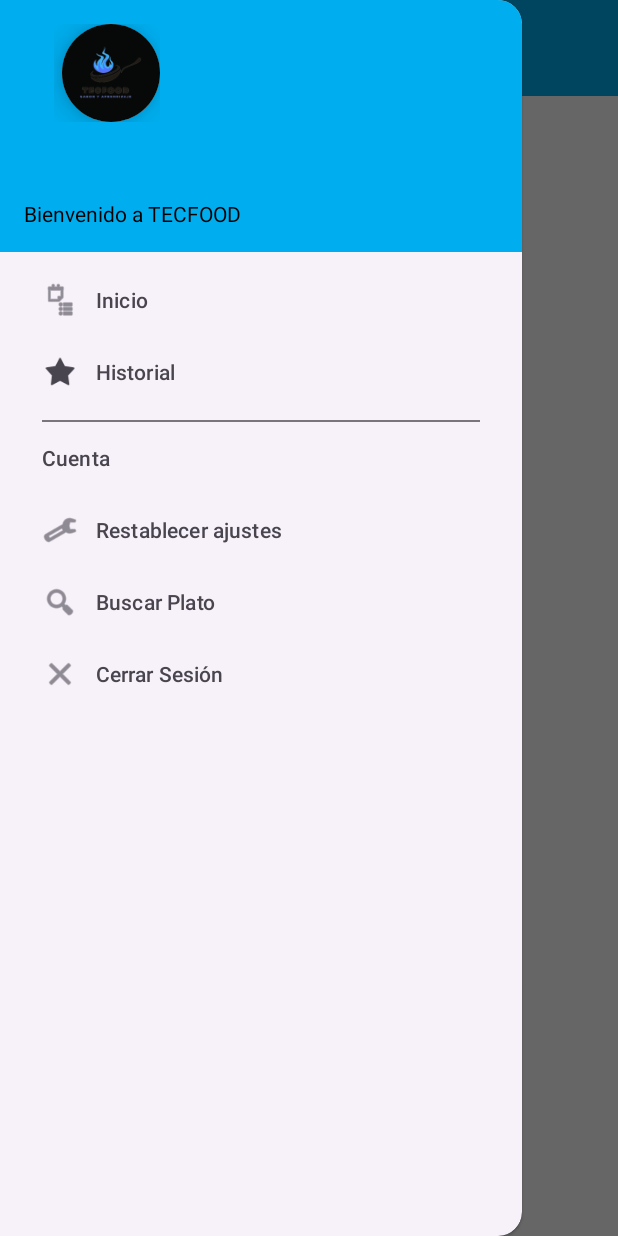
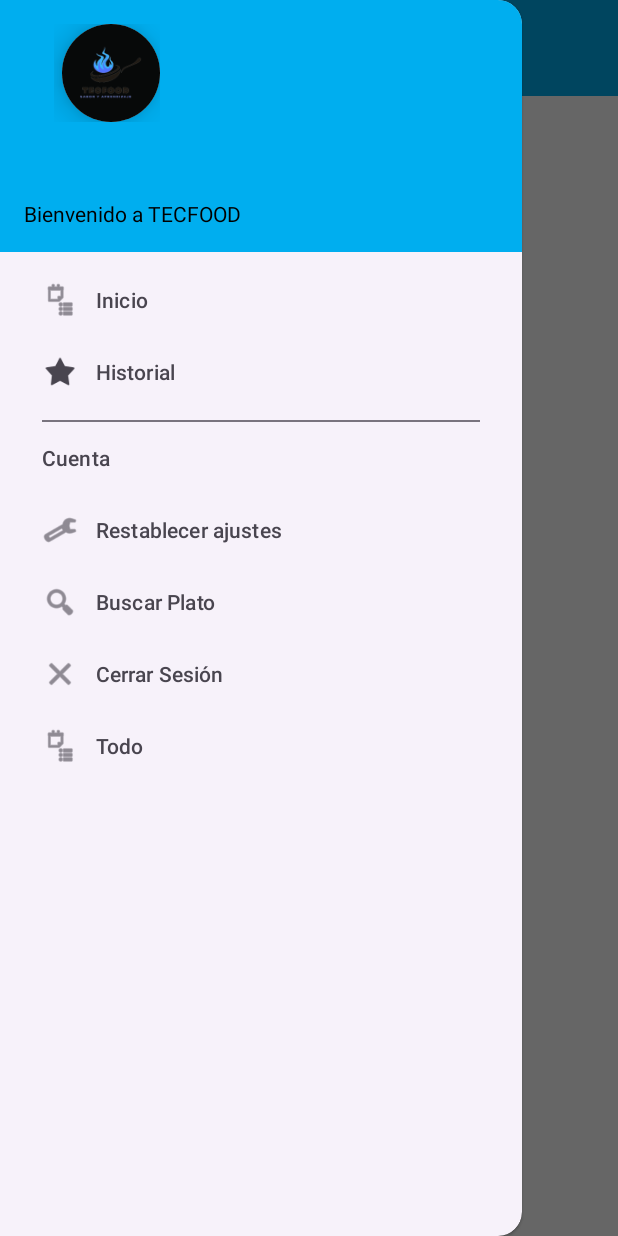
Before and after one commit to EGUERREROP0/C24_4_2024-1_G4B_TecFood-Movil, an Android app: the screen it shows after launch once a user with an empty profile is signed in (MainActivity), with the side drawer open, on a phone screen of 412 x 824 dp. Run offline under Robolectric (Android 15) with nearby library versions, the phone set to English and light mode, and no system bars; our stand-ins replace Firebase (no records; nobody signed in at launch, a user with empty details on screens opened directly); libraries missing offline, so code that uses them is left out: com.rommansabbir.animationx; 1 statement that could not run was skipped.

Commit message:
New Changes

```diff
--- a/app/build.gradle
+++ b/app/build.gradle
@@ -36,8 +36,8 @@ android {
     kotlinOptions {
         jvmTarget = '1.8'
     }
-    buildFeatures {
-        viewBinding true
+    viewBinding{
+        enable = true
     }
 }
 
--- a/app/src/main/java/com/guerrero/erminio/tecfood/data/ApiService.kt
+++ b/app/src/main/java/com/guerrero/erminio/tecfood/data/ApiService.kt
@@ -1,14 +1,19 @@
 package com.guerrero.erminio.tecfood.data
 
+import com.guerrero.erminio.tecfood.ui.all.ResponseAllDish
 import com.guerrero.erminio.tecfood.ui.search.DishItemResponse
 import com.guerrero.erminio.tecfood.ui.search.ResponseDish
 import retrofit2.Response
 import retrofit2.http.GET
 import retrofit2.http.Path
+import retrofit2.http.Query
 
 interface ApiService {
 
     @GET("99c980fdccf958f2706484aab4eb351c/search/{name}")
 
     suspend fun getDish(@Path("name") dishName: String): Response<ResponseDish>
+
+    @GET("categories.php")
+    suspend fun getPokemon(@Query("limit") limit: Int): Response<ResponseAllDish>
 }
--- a/app/src/main/java/com/guerrero/erminio/tecfood/ui/home/MainActivity.kt
+++ b/app/src/main/java/com/guerrero/erminio/tecfood/ui/home/MainActivity.kt
@@ -11,28 +11,32 @@ import androidx.appcompat.app.AppCompatActivity
 import androidx.core.view.GravityCompat
 import androidx.drawerlayout.widget.DrawerLayout
 import androidx.navigation.NavController
-import androidx.navigation.fragment.NavHostFragment
-import androidx.navigation.ui.setupWithNavController
 import com.google.android.material.navigation.NavigationView
 import com.google.firebase.auth.FirebaseAuth
 import com.guerrero.erminio.tecfood.LoginActivity
 import com.guerrero.erminio.tecfood.LoginActivity.Companion.useremail
 import com.guerrero.erminio.tecfood.R
 import com.guerrero.erminio.tecfood.TermsActivity
-import com.guerrero.erminio.tecfood.databinding.ActivityMainBinding
+import com.guerrero.erminio.tecfood.ui.all.DishAllActivity
 import com.guerrero.erminio.tecfood.ui.search.DishListActivity
+import retrofit2.Retrofit
+
 
 class MainActivity : AppCompatActivity(), NavigationView.OnNavigationItemSelectedListener  {
 
-    private  lateinit var  navController: NavController
+    private lateinit var navController: NavController
     private lateinit var drawer: DrawerLayout
+
     //Implememntacion de viewBinding
-    private lateinit var binding: ActivityMainBinding
+    // private lateinit var binding: ActivityMainBinding
+    private lateinit var retrofit: Retrofit
+
+
 
     override fun onCreate(savedInstanceState: Bundle?) {
         super.onCreate(savedInstanceState)
-        binding = ActivityMainBinding.inflate(layoutInflater)
-        setContentView(binding.root)
+       // binding = ActivityMainBinding.inflate(layoutInflater)
+        setContentView(R.layout.activity_main)
         //Toast.makeText(this, "Welcome to TecFood $useremail", Toast.LENGTH_SHORT).show()
 
         initToolbar()
@@ -41,7 +45,7 @@ class MainActivity : AppCompatActivity(), NavigationView.OnNavigationItemSelecte
     }
 
     // Function to initialize the toolbar
-    private fun initToolbar(){
+    private fun initToolbar() {
         //enableEdgeToEdge()
         val toolbar: androidx.appcompat.widget.Toolbar = findViewById(R.id.toolbar_main)
         setSupportActionBar(toolbar)
@@ -62,7 +66,8 @@ class MainActivity : AppCompatActivity(), NavigationView.OnNavigationItemSelecte
         var navigationView: NavigationView = findViewById(R.id.nav_view)
         navigationView.setNavigationItemSelectedListener(this)
 
-        var headerView: View = LayoutInflater.from(this).inflate(R.layout.nav_header_main, navigationView, false)
+        var headerView: View =
+            LayoutInflater.from(this).inflate(R.layout.nav_header_main, navigationView, false)
         navigationView.removeHeaderView(headerView)
         navigationView.addHeaderView(headerView)
 
@@ -72,10 +77,11 @@ class MainActivity : AppCompatActivity(), NavigationView.OnNavigationItemSelecte
     }
 
 
-    fun callSignOut(){
+    fun callSignOut() {
         signOut()
     }
-    private fun signOut(){
+
+    private fun signOut() {
         useremail = ""
         FirebaseAuth.getInstance().signOut()
 
@@ -86,27 +92,35 @@ class MainActivity : AppCompatActivity(), NavigationView.OnNavigationItemSelecte
 
     // dar vida al menu
     override fun onNavigationItemSelected(item: MenuItem): Boolean {
-       when(item.itemId){
+        when (item.itemId) {
             R.id.nav_item_signOut -> {
                 signOut()
             }
+
             R.id.nav_item_record -> {
                 histories()
             }
+
             R.id.nav_item_searchDish -> {
                 searchDish()
+            }
+
+            R.id.nav_item_Main ->{
+                val intent = Intent(this, DishAllActivity::class.java)
+                startActivity(intent)
             }
 
         }
         drawer.closeDrawer(GravityCompat.START)
         return true
     }
-    private fun histories(){
+
+    private fun histories() {
         val intent = Intent(this, TermsActivity::class.java)
         startActivity(intent)
     }
 
-    private fun searchDish(){
+    private fun searchDish() {
         val intent = Intent(this, DishListActivity::class.java)
         startActivity(intent)
     }
@@ -125,4 +139,39 @@ class MainActivity : AppCompatActivity(), NavigationView.OnNavigationItemSelecte
     }*/
 
 
+    //Extraendo todos los platos en el main activity
+
+/*    private fun initUI() {
+        getAllDishes()
+
+        //Crear adapter
+        adapter = DishAllAdapter()
+        binding.rvList.setHasFixedSize(true)
+        binding.rvList.layoutManager = LinearLayoutManager(this)
+        binding.rvList.adapter = adapter
     }
+
+    private fun getAllDishes() {
+        CoroutineScope(Dispatchers.IO).launch {
+            val request = retrofit.create(ApiService::class.java).getPokemon()
+            if (request.isSuccessful) {
+                request.body()?.let {
+                    runOnUiThread {
+                        adapter.updateAllList(it.results)
+                    }
+                }
+            }
+        }
+
+    }
+
+    private fun getRetrifit(): Retrofit {
+        return Retrofit
+            .Builder()
+            .baseUrl("https://tecfood.herokuapp.com/")
+            .addConverterFactory(GsonConverterFactory.create())
+            .build()
+    }
+*/
+
+}
--- a/app/src/main/java/com/guerrero/erminio/tecfood/ui/search/DishAdapter.kt
+++ b/app/src/main/java/com/guerrero/erminio/tecfood/ui/search/DishAdapter.kt
@@ -15,6 +15,7 @@ class DishAdapter(var dishList: List<DishItemResponse> = emptyList()):
 
     override fun onCreateViewHolder(parent: ViewGroup, viewType: Int): DishViewHolder {
         val inflater = LayoutInflater.from(parent.context)
+
         //Retornamos valores de DishViewHolder y el item_dish
         return DishViewHolder(inflater.inflate(R.layout.item_dish, parent, false))
 
--- a/app/src/main/java/com/guerrero/erminio/tecfood/ui/search/DishListActivity.kt
+++ b/app/src/main/java/com/guerrero/erminio/tecfood/ui/search/DishListActivity.kt
@@ -2,6 +2,7 @@ package com.guerrero.erminio.tecfood.ui.search
 
 import android.os.Bundle
 import android.util.Log
+import android.widget.Toast
 import androidx.activity.enableEdgeToEdge
 import androidx.appcompat.app.AppCompatActivity
 import androidx.appcompat.widget.SearchView
@@ -66,13 +67,12 @@ class DishListActivity : AppCompatActivity() {
                 .getDish(query)
 
             if (myResponse.isSuccessful) {
-                Log.i("Response", "Funciona")
+                Log.i("Response", "verified")
 
                 val response: ResponseDish? = myResponse.body()
                 if (response != null) {
                     Log.i("Response", response.toString())
 
-                    //Borrar progresBar- pero si le muestro directo me tumba la app
                     runOnUiThread {
                         binding.progressBar.isVisible = false
                         adapter.updateList(response.results)
--- a/app/src/main/res/layout/activity_main.xml
+++ b/app/src/main/res/layout/activity_main.xml
@@ -15,8 +15,7 @@
             android:id="@+id/app_bar_toolbar"
             layout="@layout/app_bar_main"
             android:layout_width="match_parent"
-        android:layout_height="wrap_content"
-         />
+            android:layout_height="wrap_content" />
 
     <com.google.android.material.navigation.NavigationView
         android:id="@+id/nav_view"
@@ -25,6 +24,16 @@
         android:layout_gravity="start"
         app:menu="@menu/activity_main_drawer" />
 
+
+    <!--<androidx.recyclerview.widget.RecyclerView
+            android:id="@+id/rvList"
+            android:layout_width="0dp"
+            android:layout_height="0dp"
+            android:layout_marginTop="75dp"
+            app:layout_constraintStart_toStartOf="parent"
+            app:layout_constraintEnd_toEndOf="parent"
+            app:layout_constraintBottom_toBottomOf="parent"
+            app:layout_constraintTop_toBottomOf="parent" />-->
 
 
     <!-- Mostrar Fragments -->
@@ -54,11 +63,6 @@
  />-->
 
 
-
-
-
-
-
     <!-- Product Recycler View no utilizado por lo cual no dejaba que utilizara mi cerar cesion-->
     <!-- <androidx.recyclerview.widget.RecyclerView
          android:id="@+id/product_recycler_view"
--- a/app/src/main/res/menu/activity_main_drawer.xml
+++ b/app/src/main/res/menu/activity_main_drawer.xml
@@ -32,6 +32,11 @@
                 android:title="@string/signOut_menu"
                 android:icon="@android:drawable/ic_menu_close_clear_cancel"
                 />
+
+            <item android:id="@+id/nav_item_Main"
+                    android:title="Todo"
+                    android:icon="@android:drawable/ic_menu_agenda"
+                    />
         </menu>
     </item>
 </menu>
```
Also changed, not shown: app/src/main/AndroidManifest.xml (+10 -6 lines), app/src/main/java/com/guerrero/erminio/tecfood/ui/all/DishAllActivity.kt (added, +80 -0 lines), app/src/main/java/com/guerrero/erminio/tecfood/ui/all/DishAllAdapter.kt (added, +27 -0 lines), app/src/main/java/com/guerrero/erminio/tecfood/ui/all/DishAllViewHolder.kt (added, +20 -0 lines), app/src/main/java/com/guerrero/erminio/tecfood/ui/all/ResponseAllDish.kt (added, +12 -0 lines), app/src/main/res/layout/activity_dishall.xml (added, +49 -0 lines). Lines whose indentation alone changed are shown as unchanged.
